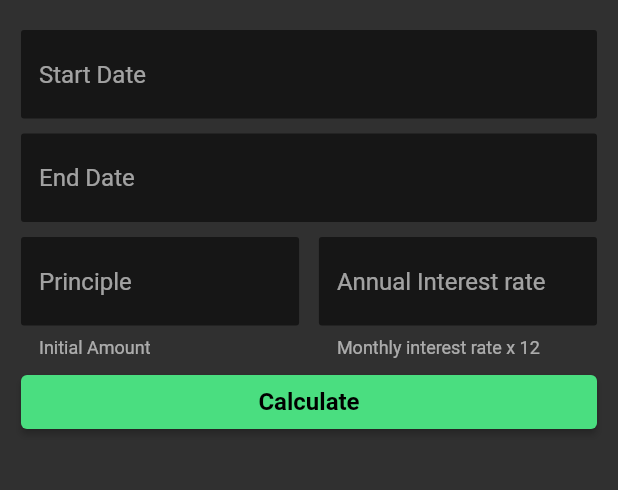
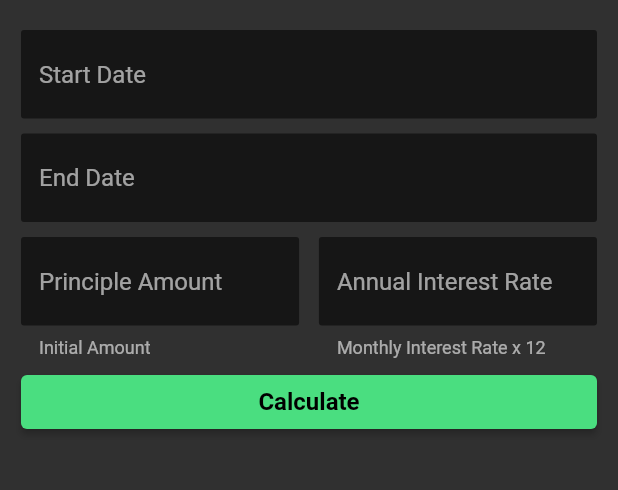
Before and after one commit to chenchunaidu/interest_calculator, a Flutter app: the screen it shows after launch, on a phone screen of 412 x 824 dp, the part 132-622 px from its top. Run offline on Flutter 3.47's test engine with Material 2 defaults, Android fonts, the phone set to English and light mode, and no system bars; drawn by our look-alikes of date_time_picker; our stand-ins replace form_validator, get; missing offline and left inert: dart:ffi.

Commit message:
feat: added translations

```diff
--- a/lib/components/interest-form.dart
+++ b/lib/components/interest-form.dart
@@ -1,4 +1,5 @@
 import 'package:flutter/material.dart';
+import 'package:get/get.dart';
 import 'package:interest_calculator/components/common/vstack.dart';
 import 'package:interest_calculator/components/interest-model.dart';
 import 'package:interest_calculator/components/interest-preview.dart';
@@ -13,12 +14,12 @@ var calendarForm = [
   {
     "type": FormFieldType.date,
     "name": "startDate",
-    "placeholder": "Start Date",
+    "placeholder": "startDatePlaceholder".tr,
   },
   {
     "type": FormFieldType.date,
     "name": "endDate",
-    "placeholder": "End Date",
+    "placeholder": "endDatePlaceholder".tr,
   },
   {
     "type": FormFieldType.row,
@@ -26,14 +27,14 @@ var calendarForm = [
       {
         "type": FormFieldType.text,
         "name": "principleAmount",
-        "placeholder": "Principle",
-        "helperText": "Initial Amount"
+        "placeholder": "Principle Amount".tr,
+        "helperText": "principleHelperText".tr
       },
       {
         "type": FormFieldType.text,
         "name": "interestRate",
-        "placeholder": "Annual Interest rate",
-        "helperText": "Monthly interest rate x 12"
+        "placeholder": "Annual Interest Rate".tr,
+        "helperText": "annualInterestRateHelperText".tr
       },
     ]
   },
@@ -58,15 +59,15 @@ class _InterestFormState extends State<InterestForm> {
                 crossAxisAlignment: CrossAxisAlignment.start,
                 spacing: Insets.xl,
                 children: [
-                  const Text(
-                    "🤑 Interest Calculator",
+                  Text(
+                    'homeScreenHeading'.tr,
                     style: TextStyles.h3,
                   ),
                   CustomForm(
                     fields: calendarForm,
                     spacing: Insets.lg,
-                    submitButtonChild: const Text(
-                      "Calculate",
+                    submitButtonChild: Text(
+                      "interestCalculateButtonLabel".tr,
                       style: TextStyles.buttonText1,
                     ),
                     onSubmit: (value) {
@@ -78,12 +79,12 @@ class _InterestFormState extends State<InterestForm> {
                   interestData != null
                       ? VStack(children: [
                           InterestPreview(
-                            label: "Simple",
+                            label: "Simple".tr,
                             interestPreviewData:
                                 interestData!.getSimpleInterestPreview(),
                           ),
                           InterestPreview(
-                            label: "Compound",
+                            label: "Compound".tr,
                             interestPreviewData:
                                 interestData!.getCompoundInterestPreview(),
                           )
--- a/lib/components/interest-preview.dart
+++ b/lib/components/interest-preview.dart
@@ -1,4 +1,5 @@
 import 'package:flutter/material.dart';
+import 'package:get/get.dart';
 import 'package:interest_calculator/components/common/vstack.dart';
 import 'package:interest_calculator/components/interest-preview-line-item.dart';
 import 'package:interest_calculator/components/interest-preview-model.dart';
@@ -30,15 +31,16 @@ class InterestPreview extends StatelessWidget {
               fontWeight: FontWeight.w600, fontSize: 16, color: brand),
         ),
         InterestPreviewLineItem(
-            label: "Principal amount",
+            label: "Principle Amount".tr,
             value: interestPreviewData.principleAmount),
         InterestPreviewLineItem(
-            label: "Interest", value: interestPreviewData.interestRate),
+            label: "Annual Interest Rate".tr,
+            value: "${interestPreviewData.interestRate}%"),
         InterestPreviewLineItem(
-            label: "Time period", value: interestPreviewData.timePeriod),
+            label: "Time Period".tr, value: interestPreviewData.timePeriod),
         const Divider(),
         InterestPreviewLineItem(
-            label: "Total amount", value: interestPreviewData.totalAmount),
+            label: "Total Amount".tr, value: interestPreviewData.totalAmount),
       ]),
     );
   }
--- /dev/null
+++ b/lib/helpers/translations.dart
@@ -0,0 +1,48 @@
+import 'package:get/get.dart';
+
+class Messages extends Translations {
+  @override
+  Map<String, Map<String, String>> get keys => {
+        'en_IN': {
+          'homeScreenHeading': '🤑 Interest Calculator',
+          'startDatePlaceholder': "Start Date",
+          'endDatePlaceholder': "End Date",
+          'Principle Amount': "Principle Amount",
+          'principleHelperText': "Initial Amount",
+          'Annual Interest Rate': "Annual Interest Rate",
+          'annualInterestRateHelperText': "Monthly Interest Rate x 12",
+          "interestCalculateButtonLabel": "Calculate",
+          "Simple": "Simple",
+          "Total Amount": "Total Amount",
+          "Time Period": "Time Period",
+        },
+        'te_IN': {
+          'homeScreenHeading': '🤑 వడ్డీ కాలిక్యులేటర్',
+          'startDatePlaceholder': "అప్పు ఇచ్చిన తేదీ",
+          'endDatePlaceholder': "అప్పు ముగిసిన తేదీ",
+          'Principle Amount': "సూత్రం",
+          'principleHelperText': "అప్పు ఇచ్చిన మొత్తం",
+          'Annual Interest Rate': "వార్షిక వడ్డీ రేటు",
+          'annualInterestRateHelperText': "నెలవారీ వడ్డీ రేటు x 12",
+          "interestCalculateButtonLabel": "లెక్కించు",
+          "Simple": "బారు వడ్డీ",
+          "Compound": "చక్రవడ్డీ",
+          "Total Amount": "మొత్తం",
+          "Time Period": "సమయ వ్యవధి",
+        },
+        'hi_IN': {
+          'homeScreenHeading': '🤑 ऋण कैलक्यूलेटर',
+          'startDatePlaceholder': "ऋण की तिथि",
+          'endDatePlaceholder': "ऋण की देय तिथि",
+          'Principle Amount': "मूल राशि",
+          'principleHelperText': "ऋण दी गई राशि",
+          'Annual Interest Rate': "वार्षिक ब्याज दर",
+          'annualInterestRateHelperText': "मासिक ब्याज दर x 12",
+          "interestCalculateButtonLabel": "गणना",
+          "Simple": "बार ऋण",
+          "Compound": "चक्रवृद्धि ब्याज",
+          "Total Amount": "कुल",
+          "Time Period": "समय सीमा",
+        }
+      };
+}
--- a/lib/main.dart
+++ b/lib/main.dart
@@ -1,4 +1,5 @@
 import 'package:flutter/material.dart';
+import 'package:interest_calculator/helpers/translations.dart';
 import 'package:interest_calculator/layout/get-page-wrapper.dart';
 import 'package:interest_calculator/screens/home.dart';
 import 'package:interest_calculator/theme/index.dart';
@@ -15,6 +16,8 @@ class MyApp extends StatelessWidget {
   @override
   Widget build(BuildContext context) {
     return GetMaterialApp(
+      locale: Locale('en', 'IN'),
+      translations: Messages(),
       initialRoute: '/home',
       getPages: getPageWrapper([
         PageWrapper(path: '/home', child: const Home(), navbar: false),
```
